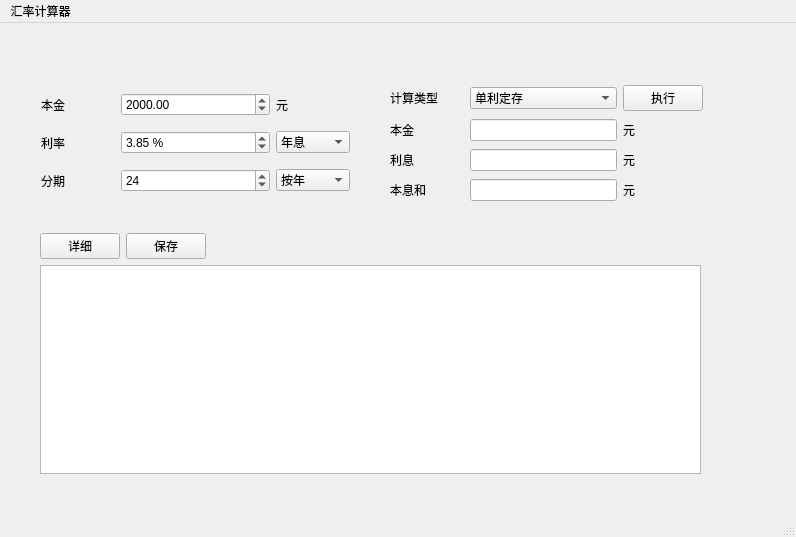
zero-bugs/simpleCalcApp, file ui/GuiForm.ui: the form before one commit.
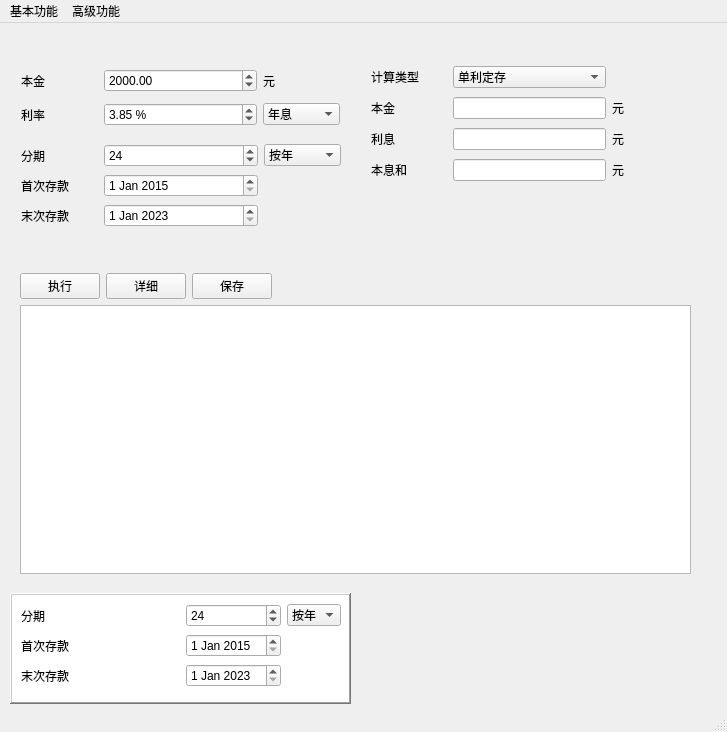
The form after the commit.

Commit message: add advanced functions。。。

The edit to the form file:
```diff
--- a/ui/GuiForm.ui
+++ b/ui/GuiForm.ui
@@ -6,8 +6,8 @@
    <rect>
     <x>0</x>
     <y>0</y>
-    <width>796</width>
-    <height>537</height>
+    <width>727</width>
+    <height>732</height>
    </rect>
   </property>
   <property name="windowTitle">
@@ -17,13 +17,13 @@
    <widget class="QWidget" name="gridLayoutWidget">
     <property name="geometry">
      <rect>
-      <x>40</x>
-      <y>60</y>
-      <width>311</width>
-      <height>121</height>
+      <x>20</x>
+      <y>40</y>
+      <width>321</width>
+      <height>71</height>
      </rect>
     </property>
-    <layout class="QGridLayout" name="gridLayout" rowstretch="0,0,0,0" columnstretch="1,2,1">
+    <layout class="QGridLayout" name="gridLayout" rowstretch="0,0,0" columnstretch="1,2,1">
      <property name="leftMargin">
       <number>1</number>
      </property>
@@ -36,13 +36,6 @@
      <property name="bottomMargin">
       <number>1</number>
      </property>
-     <item row="3" column="0">
-      <widget class="QLabel" name="label_3">
-       <property name="text">
-        <string>分期</string>
-       </property>
-      </widget>
-     </item>
      <item row="2" column="0">
       <widget class="QLabel" name="label_2">
        <property name="text">
@@ -103,47 +96,21 @@
        </item>
       </widget>
      </item>
-     <item row="3" column="2">
-      <widget class="QComboBox" name="periodDim">
-       <item>
-        <property name="text">
-         <string>按年</string>
-        </property>
-       </item>
-       <item>
-        <property name="text">
-         <string>按月</string>
-        </property>
-       </item>
-       <item>
-        <property name="text">
-         <string>按天</string>
-        </property>
-       </item>
-      </widget>
-     </item>
-     <item row="3" column="1">
-      <widget class="QSpinBox" name="period">
-       <property name="maximum">
-        <number>720</number>
-       </property>
-       <property name="value">
-        <number>24</number>
-       </property>
-      </widget>
-     </item>
     </layout>
    </widget>
    <widget class="QWidget" name="gridLayoutWidget_2">
     <property name="geometry">
      <rect>
-      <x>390</x>
-      <y>60</y>
-      <width>313</width>
+      <x>370</x>
+      <y>40</y>
+      <width>318</width>
       <height>123</height>
      </rect>
     </property>
     <layout class="QGridLayout" name="gridLayout_2" columnstretch="1,2,1">
+     <property name="leftMargin">
+      <number>1</number>
+     </property>
      <property name="rightMargin">
       <number>0</number>
      </property>
@@ -215,13 +182,6 @@
        </item>
       </widget>
      </item>
-     <item row="0" column="2">
-      <widget class="QPushButton" name="optCalcCapital">
-       <property name="text">
-        <string>执行</string>
-       </property>
-      </widget>
-     </item>
      <item row="3" column="0">
       <widget class="QLabel" name="label_8">
        <property name="text">
@@ -264,63 +224,320 @@
    <widget class="QWidget" name="verticalLayoutWidget">
     <property name="geometry">
      <rect>
-      <x>40</x>
-      <y>210</y>
-      <width>661</width>
-      <height>241</height>
+      <x>20</x>
+      <y>120</y>
+      <width>321</width>
+      <height>88</height>
      </rect>
     </property>
-    <layout class="QVBoxLayout" name="verticalLayout_2">
-     <item>
-      <layout class="QFormLayout" name="formLayout">
-       <property name="fieldGrowthPolicy">
-        <enum>QFormLayout::FieldsStayAtSizeHint</enum>
+    <layout class="QGridLayout" name="gridLayout_4" columnstretch="1,2,1">
+     <property name="leftMargin">
+      <number>1</number>
+     </property>
+     <item row="0" column="2">
+      <widget class="QComboBox" name="periodDim">
+       <item>
+        <property name="text">
+         <string>按年</string>
+        </property>
+       </item>
+       <item>
+        <property name="text">
+         <string>按月</string>
+        </property>
+       </item>
+       <item>
+        <property name="text">
+         <string>按天</string>
+        </property>
+       </item>
+      </widget>
+     </item>
+     <item row="0" column="0">
+      <widget class="QLabel" name="label_3">
+       <property name="text">
+        <string>分期</string>
        </property>
-       <item row="0" column="0">
-        <widget class="QPushButton" name="optCalcDetails">
-         <property name="text">
-          <string>详细</string>
-         </property>
-        </widget>
+      </widget>
+     </item>
+     <item row="0" column="1">
+      <widget class="QSpinBox" name="period">
+       <property name="maximum">
+        <number>720</number>
+       </property>
+       <property name="value">
+        <number>24</number>
+       </property>
+      </widget>
+     </item>
+     <item row="2" column="0">
+      <widget class="QLabel" name="label_15">
+       <property name="text">
+        <string>末次存款</string>
+       </property>
+      </widget>
+     </item>
+     <item row="1" column="1">
+      <widget class="QDateEdit" name="dateEdit_2">
+       <property name="date">
+        <date>
+         <year>2015</year>
+         <month>1</month>
+         <day>1</day>
+        </date>
+       </property>
+      </widget>
+     </item>
+     <item row="1" column="0">
+      <widget class="QLabel" name="label_14">
+       <property name="text">
+        <string>首次存款</string>
+       </property>
+      </widget>
+     </item>
+     <item row="2" column="1">
+      <widget class="QDateEdit" name="dateEdit_3">
+       <property name="date">
+        <date>
+         <year>2023</year>
+         <month>1</month>
+         <day>1</day>
+        </date>
+       </property>
+      </widget>
+     </item>
+    </layout>
+   </widget>
+   <widget class="QWidget" name="gridLayoutWidget_4">
+    <property name="geometry">
+     <rect>
+      <x>20</x>
+      <y>250</y>
+      <width>671</width>
+      <height>301</height>
+     </rect>
+    </property>
+    <layout class="QGridLayout" name="gridLayout_5" columnstretch="1,1,1,6,6">
+     <item row="0" column="1">
+      <widget class="QPushButton" name="optCalcDetails">
+       <property name="text">
+        <string>详细</string>
+       </property>
+      </widget>
+     </item>
+     <item row="0" column="0">
+      <widget class="QPushButton" name="optCalcCapital">
+       <property name="text">
+        <string>执行</string>
+       </property>
+      </widget>
+     </item>
+     <item row="0" column="2">
+      <widget class="QPushButton" name="optSaveResult">
+       <property name="layoutDirection">
+        <enum>Qt::LeftToRight</enum>
+       </property>
+       <property name="autoFillBackground">
+        <bool>false</bool>
+       </property>
+       <property name="text">
+        <string>保存</string>
+       </property>
+      </widget>
+     </item>
+     <item row="1" column="0" colspan="5">
+      <widget class="QPlainTextEdit" name="detailsText">
+       <property name="tabStopWidth">
+        <number>100</number>
+       </property>
+      </widget>
+     </item>
+     <item row="0" column="4">
+      <widget class="QLabel" name="label_16">
+       <property name="text">
+        <string/>
+       </property>
+      </widget>
+     </item>
+     <item row="0" column="3">
+      <widget class="QLabel" name="label_17">
+       <property name="text">
+        <string/>
+       </property>
+      </widget>
+     </item>
+    </layout>
+   </widget>
+   <widget class="QGraphicsView" name="graphicsView">
+    <property name="geometry">
+     <rect>
+      <x>10</x>
+      <y>570</y>
+      <width>341</width>
+      <height>111</height>
+     </rect>
+    </property>
+    <property name="toolTipDuration">
+     <number>0</number>
+    </property>
+    <property name="frameShape">
+     <enum>QFrame::WinPanel</enum>
+    </property>
+    <property name="frameShadow">
+     <enum>QFrame::Raised</enum>
+    </property>
+    <property name="lineWidth">
+     <number>1</number>
+    </property>
+    <property name="midLineWidth">
+     <number>1</number>
+    </property>
+    <property name="backgroundBrush">
+     <brush brushstyle="SolidPattern">
+      <color alpha="255">
+       <red>170</red>
+       <green>255</green>
+       <blue>127</blue>
+      </color>
+     </brush>
+    </property>
+    <property name="foregroundBrush">
+     <brush brushstyle="SolidPattern">
+      <color alpha="255">
+       <red>170</red>
+       <green>170</green>
+       <blue>255</blue>
+      </color>
+     </brush>
+    </property>
+    <property name="interactive">
+     <bool>false</bool>
+    </property>
+    <property name="renderHints">
+     <set>QPainter::SmoothPixmapTransform|QPainter::TextAntialiasing</set>
+    </property>
+   </widget>
+   <widget class="QWidget" name="gridLayoutWidget_5">
+    <property name="geometry">
+     <rect>
+      <x>20</x>
+      <y>580</y>
+      <width>321</width>
+      <height>88</height>
+     </rect>
+    </property>
+    <layout class="QGridLayout" name="gridLayout_6" columnstretch="1,0,0">
+     <property name="leftMargin">
+      <number>1</number>
+     </property>
+     <item row="0" column="2">
+      <widget class="QComboBox" name="periodDim_2">
+       <item>
+        <property name="text">
+         <string>按年</string>
+        </property>
        </item>
-       <item row="0" column="1">
-        <widget class="QPushButton" name="optSaveResult">
-         <property name="layoutDirection">
-          <enum>Qt::LeftToRight</enum>
-         </property>
-         <property name="autoFillBackground">
-          <bool>false</bool>
-         </property>
-         <property name="text">
-          <string>保存</string>
-         </property>
-        </widget>
+       <item>
+        <property name="text">
+         <string>按月</string>
+        </property>
        </item>
-      </layout>
+       <item>
+        <property name="text">
+         <string>按天</string>
+        </property>
+       </item>
+      </widget>
      </item>
-     <item>
-      <widget class="QPlainTextEdit" name="detailsText"/>
+     <item row="0" column="0">
+      <widget class="QLabel" name="label_12">
+       <property name="text">
+        <string>分期</string>
+       </property>
+      </widget>
+     </item>
+     <item row="0" column="1">
+      <widget class="QSpinBox" name="period_2">
+       <property name="maximum">
+        <number>720</number>
+       </property>
+       <property name="value">
+        <number>24</number>
+       </property>
+      </widget>
+     </item>
+     <item row="2" column="0">
+      <widget class="QLabel" name="label_18">
+       <property name="text">
+        <string>末次存款</string>
+       </property>
+      </widget>
+     </item>
+     <item row="1" column="1">
+      <widget class="QDateEdit" name="dateEdit_4">
+       <property name="date">
+        <date>
+         <year>2015</year>
+         <month>1</month>
+         <day>1</day>
+        </date>
+       </property>
+      </widget>
+     </item>
+     <item row="1" column="0">
+      <widget class="QLabel" name="label_19">
+       <property name="text">
+        <string>首次存款</string>
+       </property>
+      </widget>
+     </item>
+     <item row="2" column="1">
+      <widget class="QDateEdit" name="dateEdit_5">
+       <property name="date">
+        <date>
+         <year>2023</year>
+         <month>1</month>
+         <day>1</day>
+        </date>
+       </property>
+      </widget>
      </item>
     </layout>
    </widget>
   </widget>
+  <widget class="QStatusBar" name="statusbar"/>
   <widget class="QMenuBar" name="menubar">
    <property name="geometry">
     <rect>
      <x>0</x>
      <y>0</y>
-     <width>796</width>
+     <width>727</width>
      <height>26</height>
     </rect>
    </property>
-   <widget class="QMenu" name="menu">
+   <widget class="QMenu" name="basicFuncs">
     <property name="title">
-     <string>汇率计算器</string>
+     <string>基本功能</string>
     </property>
    </widget>
-   <addaction name="menu"/>
+   <widget class="QMenu" name="advancedFuncs">
+    <property name="title">
+     <string>高级功能</string>
+    </property>
+   </widget>
+   <addaction name="basicFuncs"/>
+   <addaction name="advancedFuncs"/>
   </widget>
-  <widget class="QStatusBar" name="statusbar"/>
+  <action name="basicFunctions">
+   <property name="text">
+    <string>基本功能</string>
+   </property>
+  </action>
+  <action name="advancedFunctions">
+   <property name="text">
+    <string>高级功能</string>
+   </property>
+  </action>
  </widget>
  <resources/>
  <connections/>
```
Left out of the diff: 2 changed lines with no effect on the pictures. The commit also changes 1 other file.
